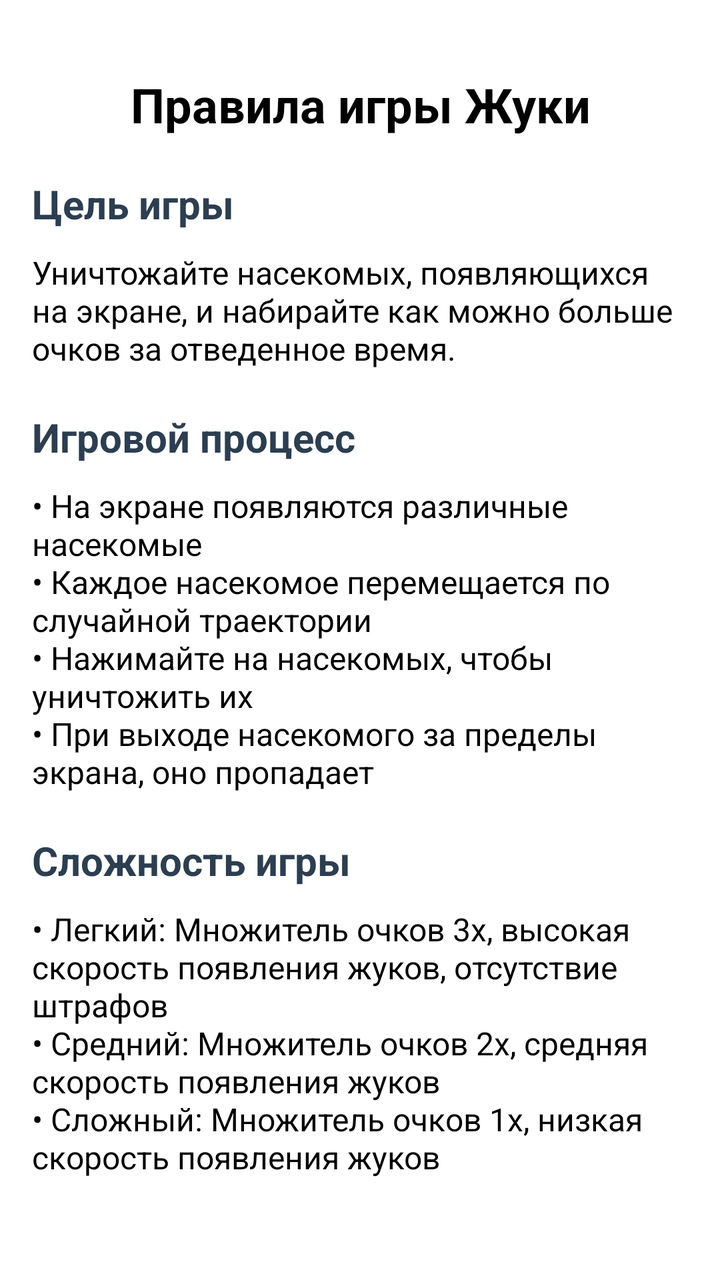
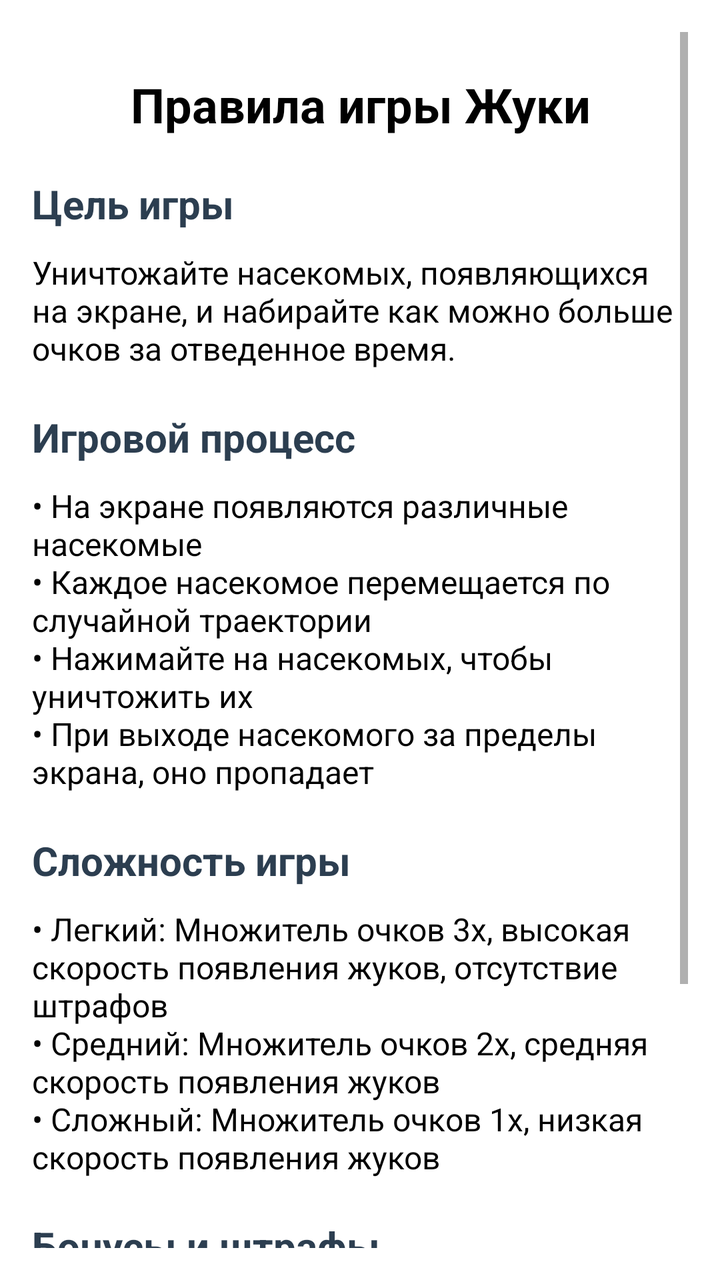

An Android layout rendered at two revisions. The XML below is the earlier revision; the diff shows what the commit changed to produce the second picture.
<!-- AndroidManifest.xml: application theme Theme.MyApplication -->
<!-- res/layout/rules.xml -->
<?xml version="1.0" encoding="utf-8"?>
<LinearLayout xmlns:android="http://schemas.android.com/apk/res/android"
    xmlns:tools="http://schemas.android.com/tools"
    android:layout_width="match_parent"
    android:layout_height="match_parent"
    android:background="#FFFFFF"
    android:padding="16dp">

    <LinearLayout
        android:layout_width="match_parent"
        android:layout_height="wrap_content"
        android:orientation="vertical"
        android:layout_marginTop="20dp"
        tools:ignore="UselessParent">

        <TextView
            android:layout_width="match_parent"
            android:layout_height="wrap_content"
            android:text="Правила игры Жуки"
            android:textSize="24sp"
            android:textColor="#000000"
            android:textStyle="bold"
            android:gravity="center"
            android:layout_marginBottom="20dp" />

        <TextView
            android:layout_width="match_parent"
            android:layout_height="wrap_content"
            android:text="Цель игры"
            android:textSize="20sp"
            android:textColor="#2c3e50"
            android:textStyle="bold"
            android:layout_marginBottom="10dp" />

        <TextView
            android:layout_width="match_parent"
            android:layout_height="wrap_content"
            android:text="Уничтожайте насекомых, появляющихся на экране, и набирайте как можно больше очков за отведенное время."
            android:textSize="16sp"
            android:textColor="#000000"
            android:layout_marginBottom="20dp" />

        <TextView
            android:layout_width="match_parent"
            android:layout_height="wrap_content"
            android:text="Игровой процесс"
            android:textSize="20sp"
            android:textColor="#2c3e50"
            android:textStyle="bold"
            android:layout_marginBottom="10dp" />

        <TextView
            android:layout_width="match_parent"
            android:layout_height="wrap_content"
            android:text="• На экране появляются различные насекомые\n• Каждое насекомое перемещается по случайной траектории\n• Нажимайте на насекомых, чтобы уничтожить их\n• При выходе насекомого за пределы экрана, оно пропадает"
            android:textSize="16sp"
            android:textColor="#000000"
            android:layout_marginBottom="20dp" />

        <TextView
            android:layout_width="match_parent"
            android:layout_height="wrap_content"
            android:text="Сложность игры"
            android:textSize="20sp"
            android:textColor="#2c3e50"
            android:textStyle="bold"
            android:layout_marginBottom="10dp" />

        <TextView
            android:layout_width="match_parent"
            android:layout_height="wrap_content"
            android:text="• Легкий: Множитель очков 3x, высокая скорость появления жуков, отсутствие штрафов\n• Средний: Множитель очков 2x, средняя скорость появления жуков\n• Сложный: Множитель очков 1x, низкая скорость появления жуков"
            android:textSize="16sp"
            android:textColor="#000000"
            android:layout_marginBottom="20dp" />

        <TextView
            android:layout_width="match_parent"
            android:layout_height="wrap_content"
            android:text="Бонусы и штрафы"
            android:textSize="20sp"
            android:textColor="#2c3e50"
            android:textStyle="bold"
            android:layout_marginBottom="10dp" />

        <TextView
            android:layout_width="match_parent"
            android:layout_height="wrap_content"
            android:text="• Жук: +10 очков\n• Таракан: +20 очков\n• Муха: +100 очков\n• Божья коровка: +5 очков\n• Паук: -20 очков\n• Промах: -3 очка"
            android:textSize="16sp"
            android:textColor="#000000"
            android:layout_marginBottom="20dp" />

        <TextView
            android:layout_width="match_parent"
            android:layout_height="wrap_content"
            android:text="Удачи в игре!"
            android:textSize="18sp"
            android:textColor="#000000"
            android:textStyle="bold"
            android:gravity="center"
            android:layout_marginTop="10dp" />

    </LinearLayout>

</LinearLayout>
<!-- resources referenced by this layout -->
<resources>
  <style name="Theme.MyApplication" parent="android:Theme.Material.Light.NoActionBar" />
</resources>

<!-- the commit's change to res/layout/rules.xml (unified diff, before → after) -->
@@ -1,5 +1,5 @@
 <?xml version="1.0" encoding="utf-8"?>
-<LinearLayout xmlns:android="http://schemas.android.com/apk/res/android"
+<ScrollView xmlns:android="http://schemas.android.com/apk/res/android"
     xmlns:tools="http://schemas.android.com/tools"
     android:layout_width="match_parent"
     android:layout_height="match_parent"
@@ -103,4 +103,4 @@
 
     </LinearLayout>
 
-</LinearLayout>
+</ScrollView>
